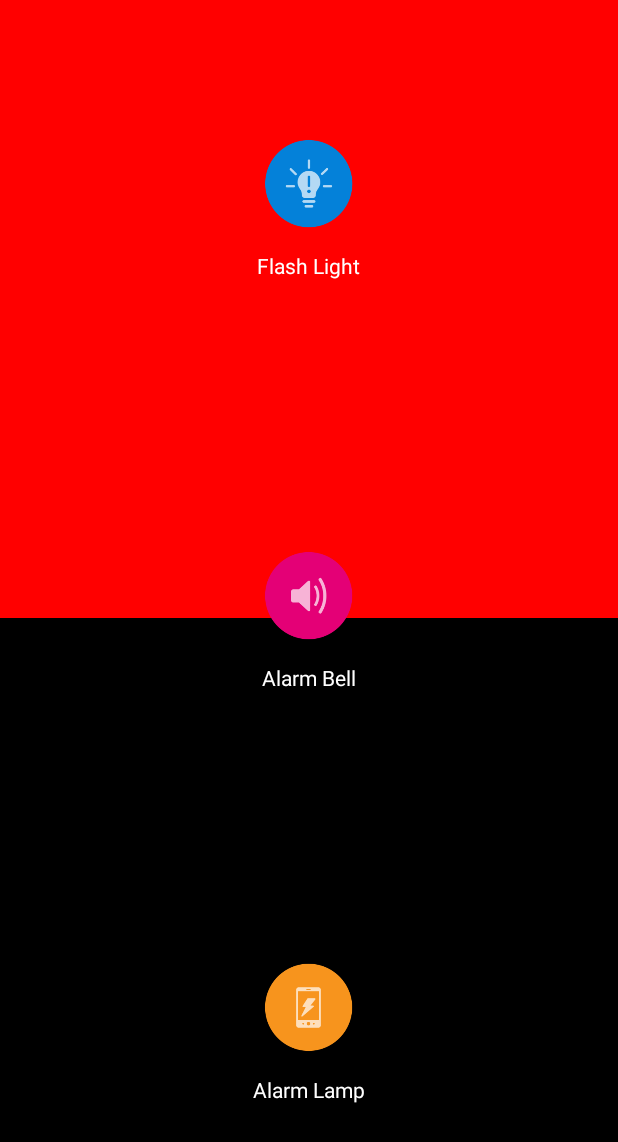
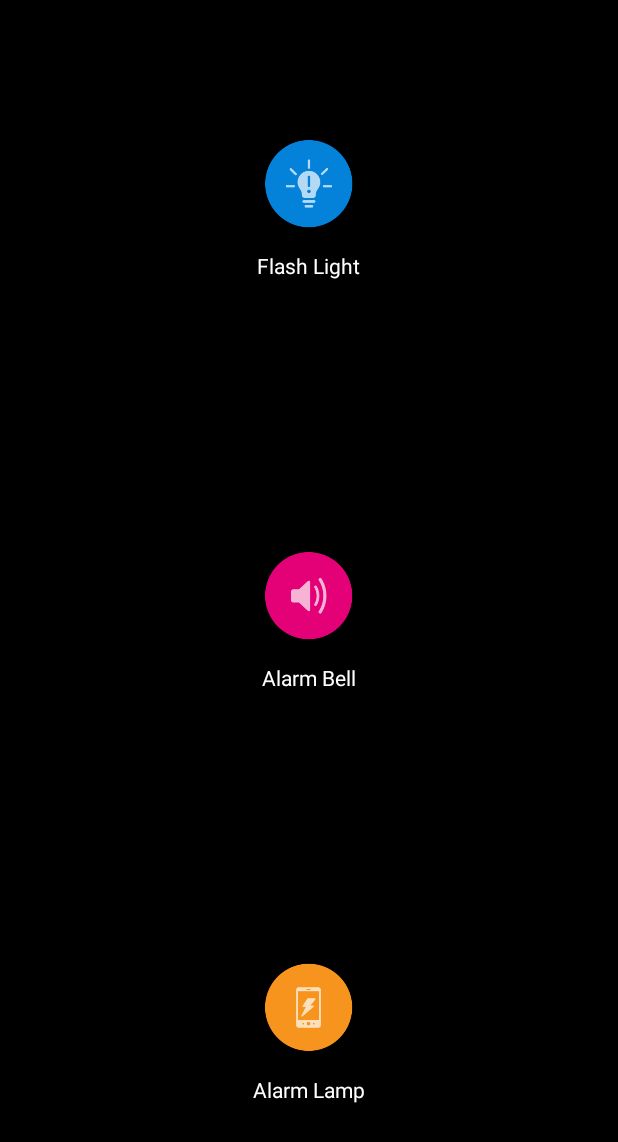
Before and after one commit to dearhj/ToolBag, an Android app: the AlarmActivity screen opened directly, with no data from a screen before it, after a tap on an icon or button, on a phone screen of 412 x 824 dp. Shown: the top 1142 px of the screen. Run offline under Robolectric (Android 15) with nearby library versions, the phone set to English and light mode, and no system bars; 2 other taps on this screen came first.

Commit message:
优化警报功能

```diff
--- a/app/src/main/java/com/android/toolbag/item/AlarmActivity.kt
+++ b/app/src/main/java/com/android/toolbag/item/AlarmActivity.kt
@@ -152,6 +152,26 @@ class AlarmActivity : AppCompatActivity() {
                         halfTopLand?.setBackgroundColor(Color.RED)
                         halfBottom?.setBackgroundColor(Color.BLACK)
                         halfBottomLand?.setBackgroundColor(Color.BLACK)
+                        delay(50)
+                        halfTop?.setBackgroundColor(Color.BLACK)
+                        halfTopLand?.setBackgroundColor(Color.BLACK)
+                        delay(50)
+                    }
+                    for (i in 1..4) {
+                        halfTop?.setBackgroundColor(Color.BLACK)
+                        halfTopLand?.setBackgroundColor(Color.BLACK)
+                        halfBottom?.setBackgroundColor(Color.BLUE)
+                        halfBottomLand?.setBackgroundColor(Color.BLUE)
+                        delay(50)
+                        halfBottom?.setBackgroundColor(Color.BLACK)
+                        halfBottomLand?.setBackgroundColor(Color.BLACK)
+                        delay(50)
+                    }
+                    for (i in 1..4) {
+                        halfTop?.setBackgroundColor(Color.RED)
+                        halfTopLand?.setBackgroundColor(Color.RED)
+                        halfBottom?.setBackgroundColor(Color.BLACK)
+                        halfBottomLand?.setBackgroundColor(Color.BLACK)
                         delay(100)
                         halfTop?.setBackgroundColor(Color.BLACK)
                         halfTopLand?.setBackgroundColor(Color.BLACK)
```
